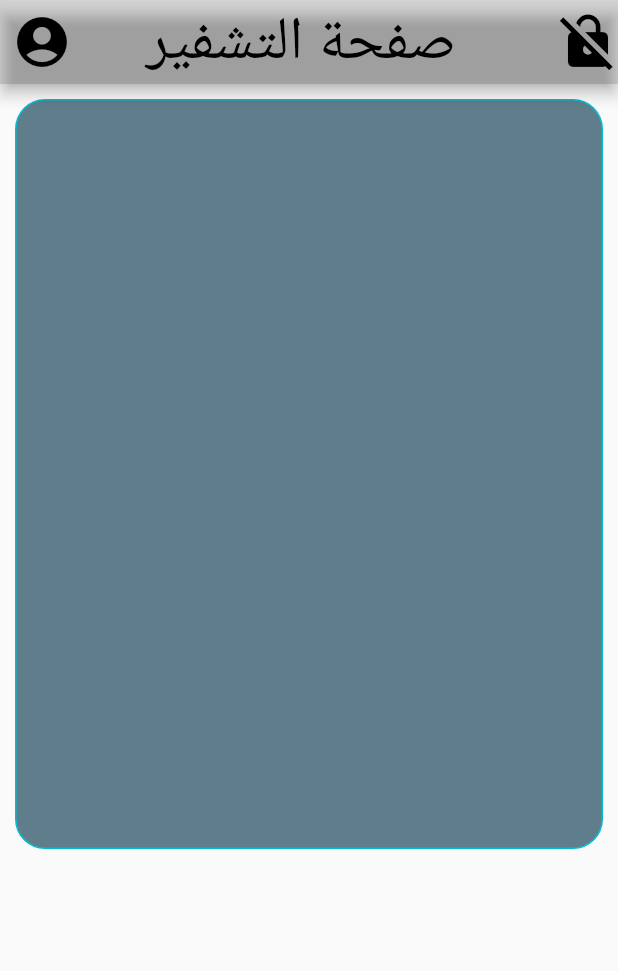
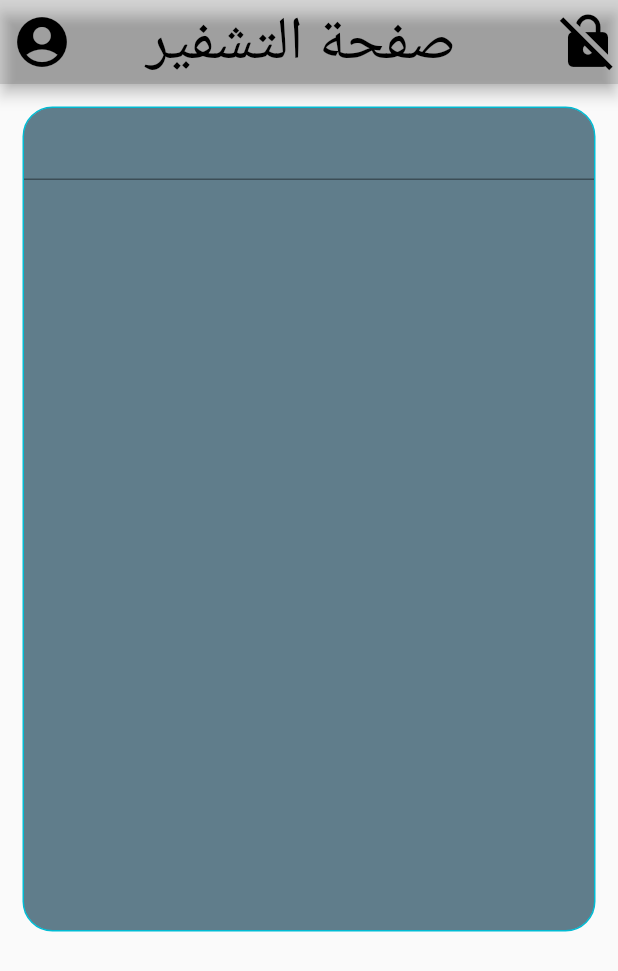
Before and after one commit to salahalddinn/project_flutter, a Flutter app: the screen it shows after launch, on a phone screen of 412 x 824 dp. Shown: the top 971 px of the screen. Run offline on Flutter 3.47's test engine with Material 2 defaults, Android fonts, the phone set to English and light mode, and no system bars.

Commit message:
change in body wrapping widget SingleChildScrollView column

```diff
--- a/lib/main.dart
+++ b/lib/main.dart
@@ -28,12 +28,13 @@ class screan1 extends StatelessWidget {
           Icon(Icons.no_encryption_gmailerrorred,size: 40,color: Colors.black,),
         ],
       ),
-      body: Column(
+      body: SingleChildScrollView(
+        child: Column(
           children: [
             Container(
-            margin: EdgeInsets.all(10),
+              margin: EdgeInsets.all(15),
               width: double.infinity,
-            height: 500,
+              height: 550,
               decoration: BoxDecoration(
                 borderRadius: BorderRadius.circular(20),
                 color: Colors.blueGrey,
@@ -41,12 +42,14 @@ class screan1 extends StatelessWidget {
               ),
               child: Column(
                 children: [
+                  TextFormField()
 
                 ],
               ),
             ),
           ],
         ),
+      ),
     );
   }
 }
```
Lines whose indentation alone changed are shown as unchanged.
